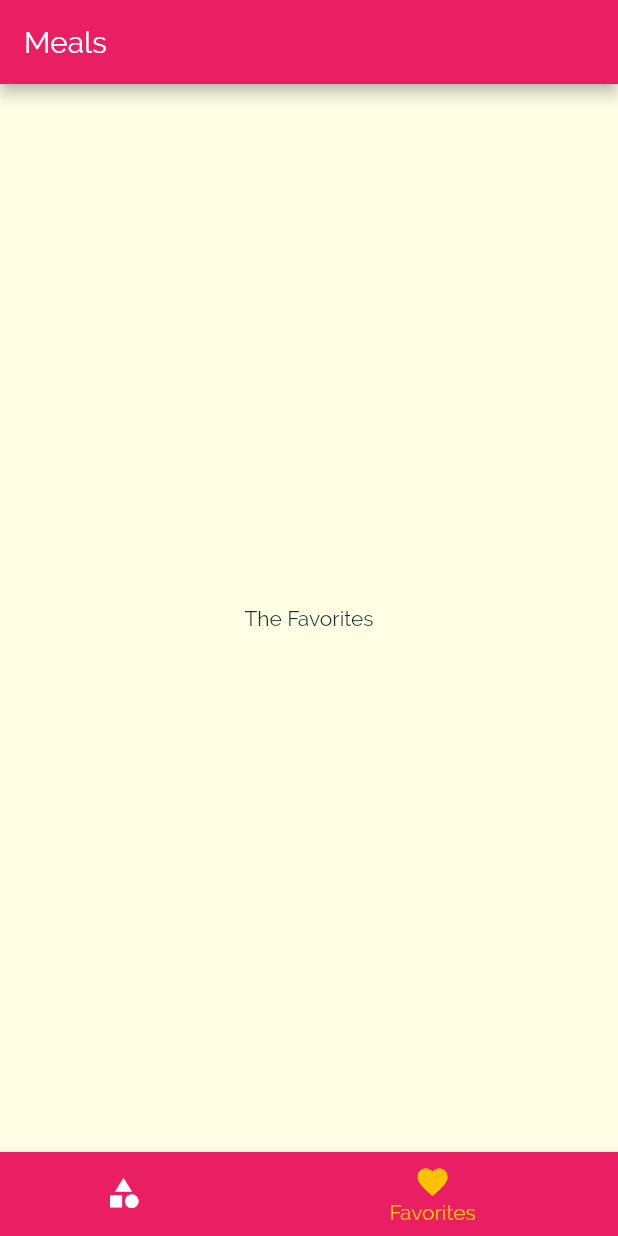
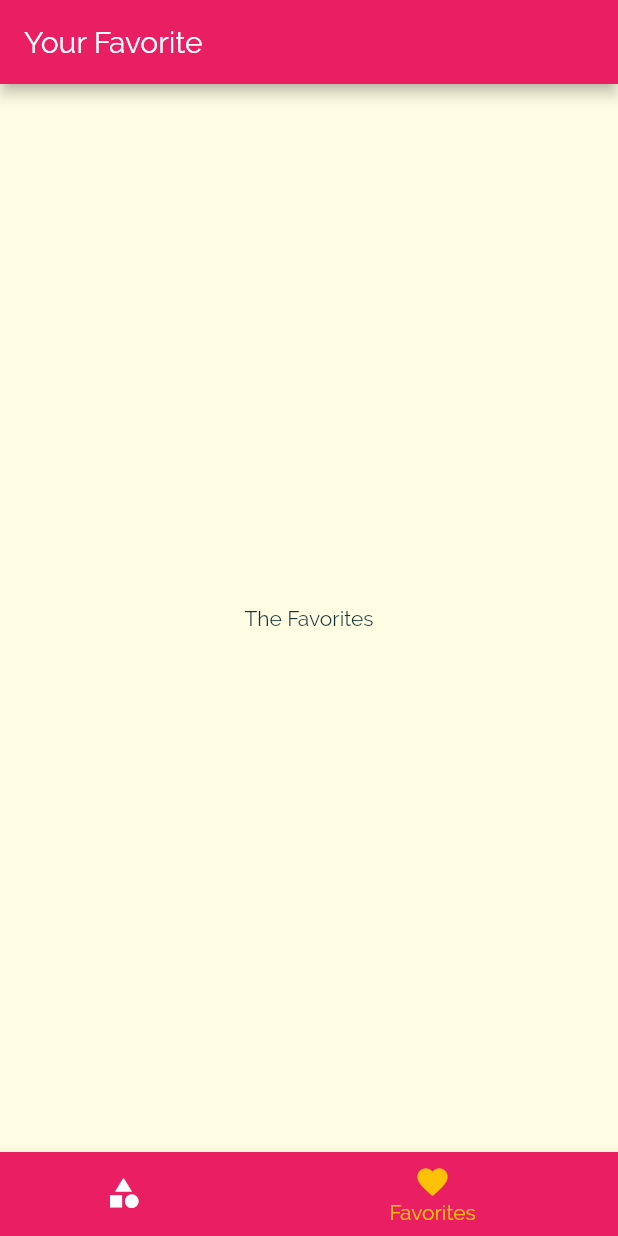
Before and after one commit to darshangit/flutter-app3-meals, a Flutter app: the screen it shows after launch, item 2 of the bottom bar chosen, on a phone screen of 412 x 824 dp. Run offline on Flutter 3.47's test engine with Material 2 defaults, Android fonts, the phone set to English and light mode, and no system bars.

Commit message:
Names changes

```diff
--- a/lib/screens/tabs_screen.dart
+++ b/lib/screens/tabs_screen.dart
@@ -8,7 +8,10 @@ class TabScreen extends StatefulWidget {
 }
 
 class _TabScreenState extends State<TabScreen> {
-  final List<Widget> _pages = [CategoriesScreen(), FavoriteScreen()];
+  final List<Map<String, Object>> _pages = [
+    {'page': CategoriesScreen(), 'title': 'Categories'},
+    {'page': FavoriteScreen(), 'title': 'Your Favorite'}
+  ];
 
   int _selectedPageIndex = 0;
 
@@ -22,9 +25,9 @@ class _TabScreenState extends State<TabScreen> {
   Widget build(BuildContext context) {
     return Scaffold(
       appBar: AppBar(
-        title: Text('Meals'),
+        title: Text(_pages[_selectedPageIndex]['title']),
       ),
-      body: _pages[_selectedPageIndex],
+      body: _pages[_selectedPageIndex]['page'],
       bottomNavigationBar: BottomNavigationBar(
         onTap: _selectPage,
         backgroundColor: Theme.of(context).primaryColor,
```
